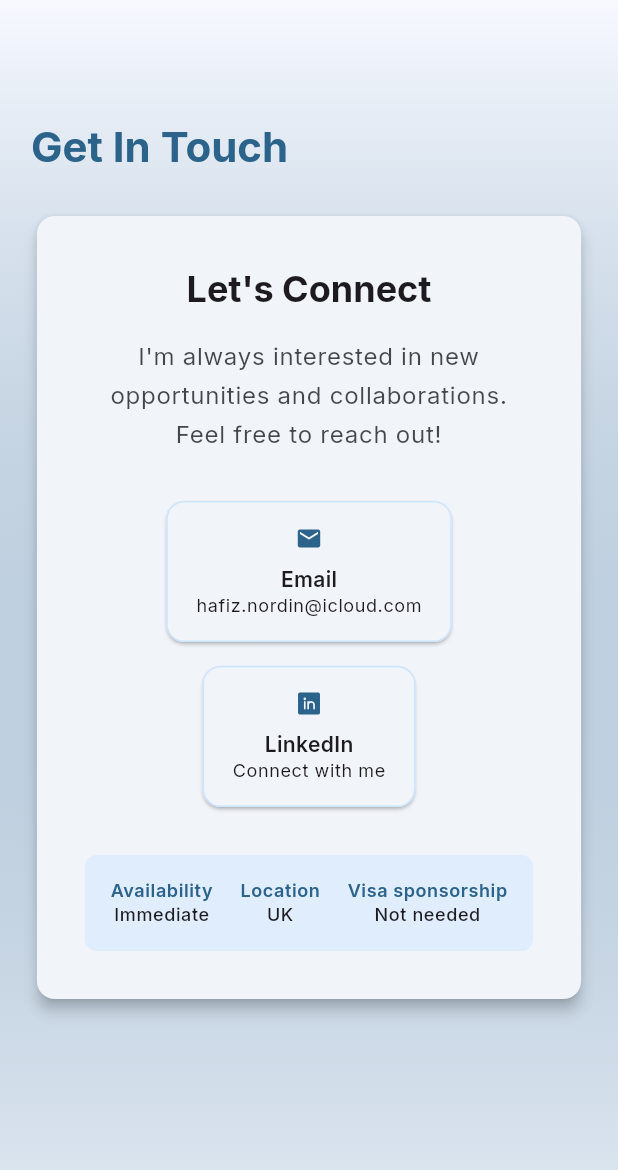
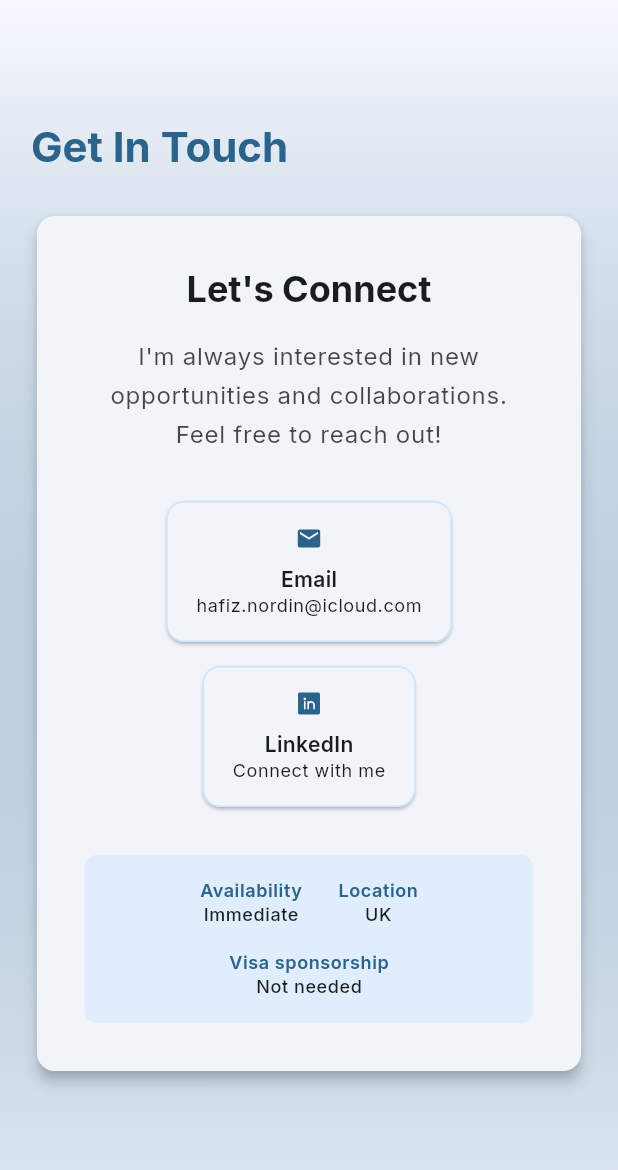
Before and after one commit to zachmattopo/online_cv, a Flutter app: the ContactSection widget shown alone on an empty page, opened directly, on a phone screen of 412 x 824 dp. Shown: the top 1170 px of the screen. Run offline on Flutter 3.47's test engine with Material 3 defaults, Android fonts, the phone set to English and light mode, and no system bars; our stand-ins replace google_fonts, phosphor_flutter; missing offline and left inert: super_sliver_list.

Commit message:
fix: contact section -- use `Wrap` to allow children overflow to next line on small devices

```diff
--- a/lib/widgets/contact_section.dart
+++ b/lib/widgets/contact_section.dart
@@ -9,6 +9,7 @@ class ContactSection extends StatelessWidget {
   Widget build(BuildContext context) {
     final theme = Theme.of(context);
     final screenWidth = MediaQuery.sizeOf(context).width;
+    final isDesktop = screenWidth > 600;
 
     return Container(
       padding: EdgeInsets.symmetric(
@@ -85,23 +86,20 @@ class ContactSection extends StatelessWidget {
                       ),
                       const SizedBox(height: 32),
                       Container(
+                        width: double.infinity,
                         padding: const EdgeInsets.all(16),
                         decoration: BoxDecoration(
                           color: theme.colorScheme.primaryContainer.withValues(alpha: 0.5),
                           borderRadius: BorderRadius.circular(8),
                         ),
-                        child: Column(
+                        child: Wrap(
+                          alignment: isDesktop ? WrapAlignment.spaceEvenly : WrapAlignment.center,
+                          spacing: 24,
+                          runSpacing: 16,
                           children: [
-                            Row(
-                              mainAxisAlignment: MainAxisAlignment.spaceEvenly,
-                              children: [
-                                _buildInfoChip(context, 'Availability', 'Immediate'),
-                                SizedBox(width: 16),
-                                _buildInfoChip(context, 'Location', 'UK'),
-                                SizedBox(width: 16),
-                                _buildInfoChip(context, 'Visa sponsorship', 'Not needed'),
-                              ],
-                            ),
+                            _buildInfoChip(context, 'Availability', 'Immediate'),
+                            _buildInfoChip(context, 'Location', 'UK'),
+                            _buildInfoChip(context, 'Visa sponsorship', 'Not needed'),
                           ],
                         ),
                       ),
```
